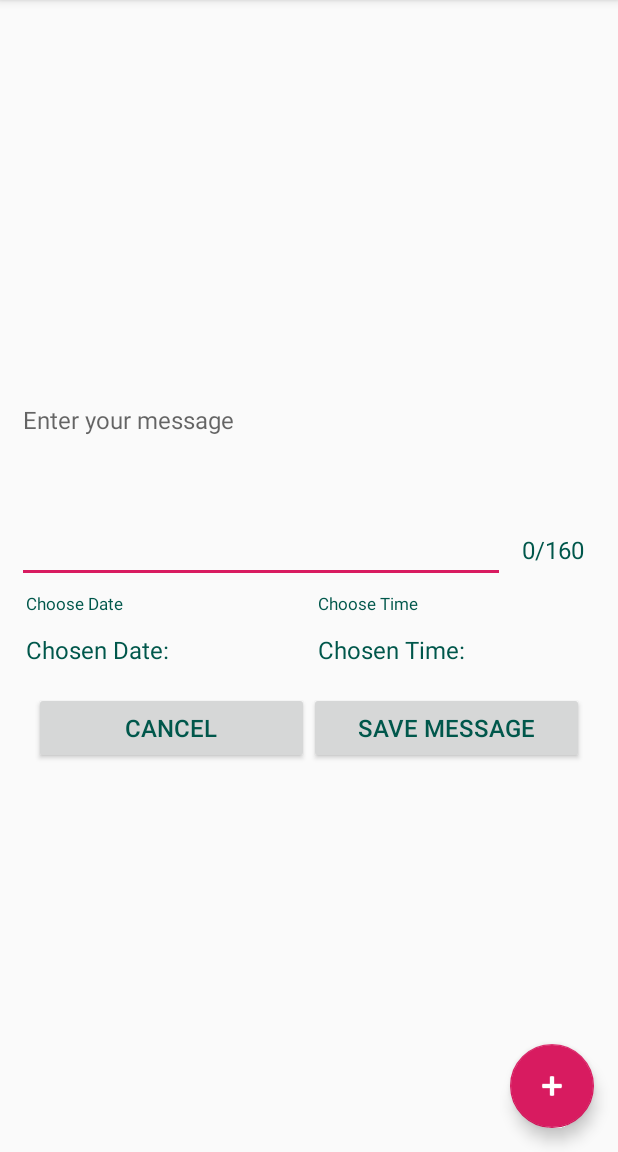
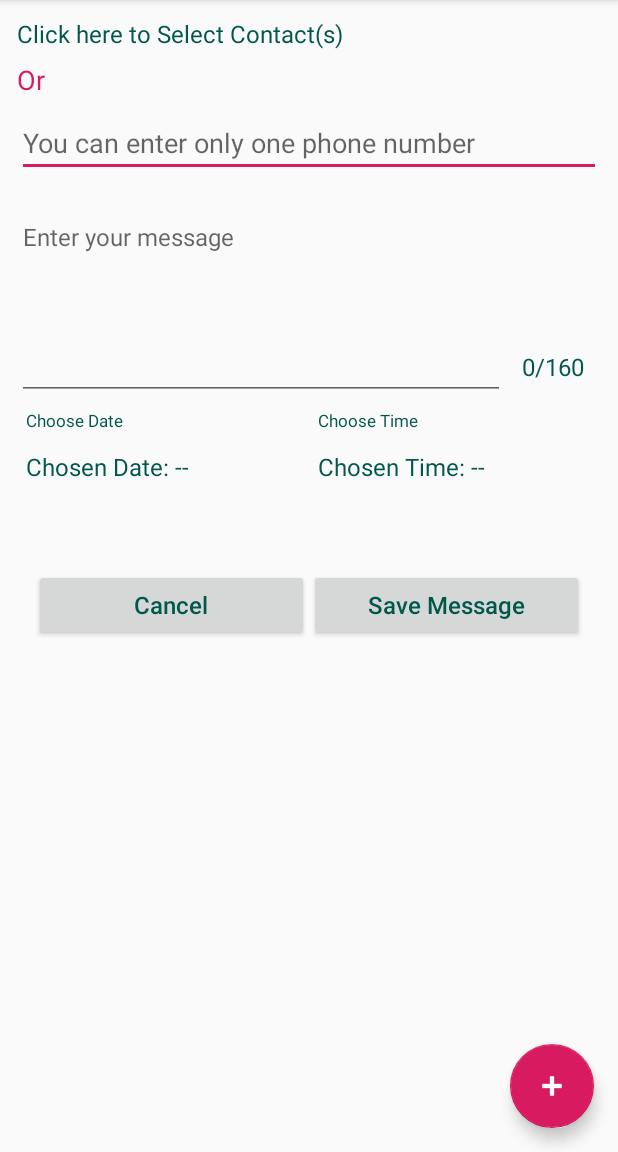
Before and after one commit to rambola/SendLater, an Android app: the CreateNewFragment screen opened directly, with no data from a screen before it, on a phone screen of 412 x 824 dp, the part 84-1236 px from its top. Run offline under Robolectric (Android 15) with nearby library versions, the phone set to English and light mode, and no system bars.

Commit message:
initial commit for contact selection

```diff
--- a/app/src/main/java/android/rr/sendlater/CreateNewFragment.java
+++ b/app/src/main/java/android/rr/sendlater/CreateNewFragment.java
@@ -10,7 +10,6 @@ import android.view.LayoutInflater;
 import android.view.View;
 import android.view.ViewGroup;
 import android.view.inputmethod.InputMethodManager;
-import android.widget.Button;
 import android.widget.EditText;
 import android.widget.LinearLayout;
 import android.widget.TextView;
@@ -20,9 +19,11 @@ public class CreateNewFragment extends Fragment implements
     private CreateNewFragmentPresenter mCreateNewFragmentPresenter;
 
     private TextView mMsgTV;
+    private TextView mOrTV;
     private View mIncludeLayout;
     private LinearLayout mSelectedContactsLayout;
     private EditText mEnterMsgET;
+    private EditText mEnterNumberET;
     private TextView mChosenDateTV;
     private TextView mChosenTimeTV;
     private TextView mCharCountTV;
@@ -62,8 +63,10 @@ public class CreateNewFragment extends Fragment implements
         mMsgTV.setOnClickListener(mCreateNewFragmentPresenter);
 
         mIncludeLayout = view.findViewById(R.id.createNewIncludeLayout);
+        mOrTV = mIncludeLayout.findViewById(R.id.selectContactOrOptionTV);
         mSelectedContactsLayout = mIncludeLayout.findViewById(R.id.selectedContactsLayout);
         mEnterMsgET = mIncludeLayout.findViewById(R.id.enterMsgET);
+        mEnterNumberET = mIncludeLayout.findViewById(R.id.enterNumberET);
         mCharCountTV = mIncludeLayout.findViewById(R.id.enteredCharContTV);
         mChosenDateTV = mIncludeLayout.findViewById(R.id.selectedDataTV);
         mChosenTimeTV = mIncludeLayout.findViewById(R.id.selectedTimeTV);
@@ -83,7 +86,7 @@ public class CreateNewFragment extends Fragment implements
 
     @Override
     public void msgCharCount(int charCount) {
-        mCharCountTV.setText(charCount+"/160");
+        mCharCountTV.setText(getString(R.string.charCount, charCount));
     }
 
     @Override
@@ -95,12 +98,18 @@ public class CreateNewFragment extends Fragment implements
         else
             mnth = ""+month;
 
-        mChosenDateTV.setText(getString(R.string.chosenDate)+dayOfMonth+"/"+mnth+"/"+year);
+        mChosenDateTV.setText(getString(R.string.chosenDateWithPlaceHolders,
+                dayOfMonth, mnth, year));
     }
 
     @Override
     public void selectedTime(int hourOfDay, int minute) {
-        mChosenTimeTV.setText(getString(R.string.chosenTime)+hourOfDay+":"+minute);
+        String min;
+        if (minute < 10)
+            min = "0"+minute;
+        else
+            min = ""+minute;
+        mChosenTimeTV.setText(getString(R.string.chosenTimeWithPlaceHolders, hourOfDay, min));
     }
 
     @Override
--- a/app/src/main/res/layout/create_new_msg.xml
+++ b/app/src/main/res/layout/create_new_msg.xml
@@ -3,7 +3,36 @@
     android:orientation="vertical"
     android:layout_width="match_parent"
     android:layout_height="match_parent"
-    android:gravity="center_vertical">
+    android:layout_marginTop="22dp">
+
+    <TextView
+        android:id="@+id/selectContactsTV"
+        android:layout_width="wrap_content"
+        android:layout_height="wrap_content"
+        android:text="@string/selectContacts"
+        android:textSize="16sp"
+        android:layout_marginBottom="7dp"
+        android:textColor="@color/colorPrimaryDark"/>
+
+    <TextView
+        android:id="@+id/selectContactOrOptionTV"
+        android:layout_width="wrap_content"
+        android:layout_height="wrap_content"
+        android:text="@string/or"
+        android:textSize="18sp"
+        android:layout_marginBottom="7dp"
+        android:textColor="@color/colorAccent"/>
+
+    <EditText
+        android:id="@+id/enterNumberET"
+        android:layout_width="match_parent"
+        android:layout_height="wrap_content"
+        android:hint="@string/enterNumber"
+        android:inputType="number"
+        android:maxLength="10"
+        android:singleLine="true"
+        android:gravity="start|top"
+        android:layout_marginBottom="7dp"/>
 
     <LinearLayout
         android:id="@+id/selectedContactsLayout"
@@ -95,13 +124,15 @@
     <LinearLayout
         android:layout_width="match_parent"
         android:layout_height="wrap_content"
-        android:padding="11dp">
+        android:padding="11dp"
+        android:layout_marginTop="40dp">
         <Button
             android:id="@+id/cancelBtn"
             android:layout_width="0dp"
             android:layout_height="wrap_content"
             android:text="@string/cancel"
             android:textSize="16sp"
+            android:textAllCaps="false"
             android:layout_weight="1"
             android:textColor="@color/colorPrimaryDark"/>
 
@@ -111,6 +142,7 @@
             android:layout_height="wrap_content"
             android:text="@string/saveMsg"
             android:textSize="16sp"
+            android:textAllCaps="false"
             android:layout_weight="1"
             android:textColor="@color/colorPrimaryDark"/>
     </LinearLayout>
--- a/app/src/main/res/values/strings.xml
+++ b/app/src/main/res/values/strings.xml
@@ -12,8 +12,14 @@
     <string name="enterUrMsg">Enter your message</string>
     <string name="chooseDate">Choose Date</string>
     <string name="chooseTime">Choose Time</string>
-    <string name="chosenDate">Chosen Date: </string>
-    <string name="chosenTime">Chosen Time: </string>
+    <string name="chosenDate">Chosen Date: --</string>
+    <string name="chosenTime">Chosen Time: --</string>
+    <string name="chosenDateWithPlaceHolders">Chosen Date: %1$d/%2$s/%3$d</string>
+    <string name="chosenTimeWithPlaceHolders">Chosen Time: %1$d:%2$s</string>
     <string name="errorMsgForTime">You chosen a Invalid Time. Please choose time greater than the current time.</string>
     <string name="resettingTheViews">Clearing the data.</string>
+    <string name="charCount">%1$d/160</string>
+    <string name="selectContacts">Click here to Select Contact(s)</string>
+    <string name="or">Or</string>
+    <string name="enterNumber">You can enter only one phone number</string>
 </resources>
```
Also changed, not shown: app/src/main/java/android/rr/sendlater/db/SendLaterDB.java (+20 -5 lines), app/src/main/java/android/rr/sendlater/model/SendMsgLaterModel.java (+8 -1 lines).
